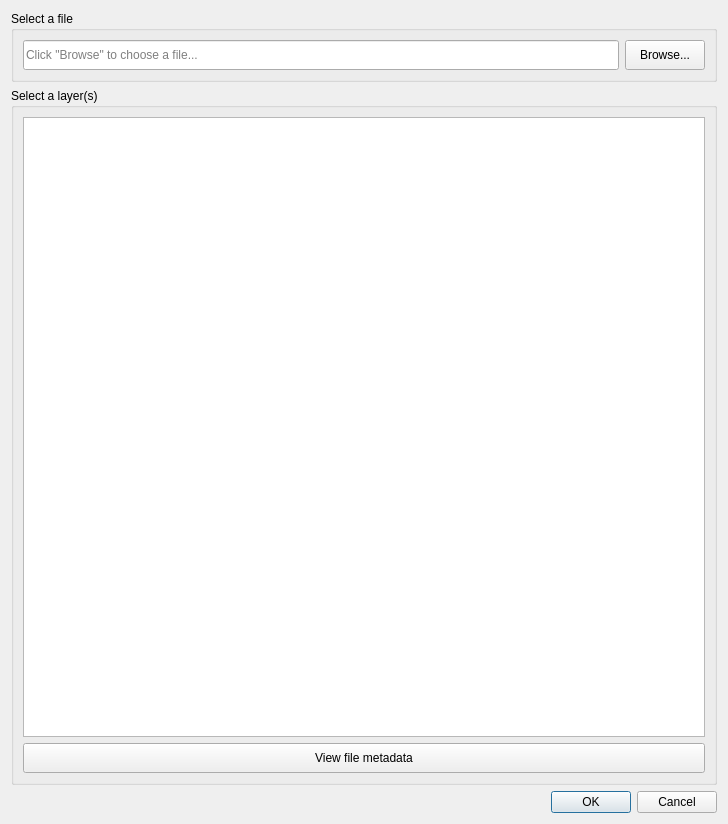
Old version of the form LDMP/gui/DlgDataIOLoadTE.ui in the repository ConservationInternational/trends.earth.
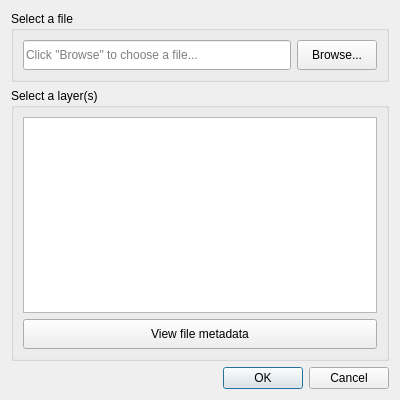
New version of the form.

```diff
--- a/LDMP/gui/DlgDataIOLoadTE.ui
+++ b/LDMP/gui/DlgDataIOLoadTE.ui
@@ -9,10 +9,16 @@
    <rect>
     <x>0</x>
     <y>0</y>
-    <width>728</width>
-    <height>824</height>
+    <width>400</width>
+    <height>400</height>
    </rect>
   </property>
+  <property name="sizePolicy">
+   <sizepolicy hsizetype="Minimum" vsizetype="Minimum">
+    <horstretch>0</horstretch>
+    <verstretch>0</verstretch>
+   </sizepolicy>
+  </property>
   <property name="windowTitle">
    <string>Open a Trends.Earth file</string>
   </property>
```
